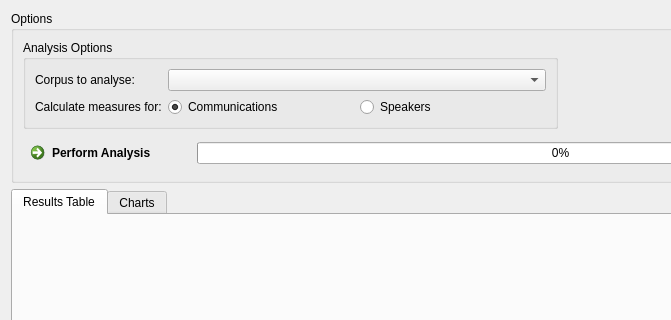
praaline/Praaline, file app/statistics/basic/StatisticsPluginBasicWidget.ui: the form before one commit; both pictures show x 0 to 671 and y 0 to 320 of the 947 by 666 pixel window.
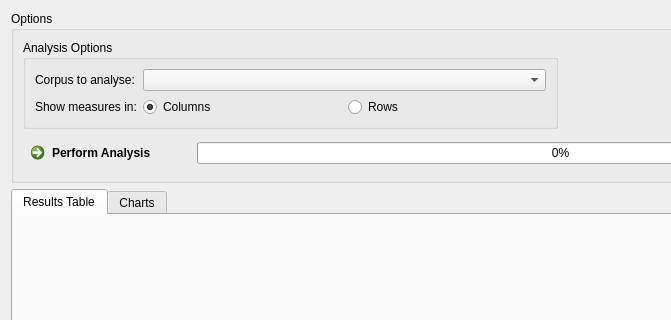
The form after the commit.

Commit message: Statistics horizontal-vertical tables

What changed in the file:
```diff
--- a/app/statistics/basic/StatisticsPluginBasicWidget.ui
+++ b/app/statistics/basic/StatisticsPluginBasicWidget.ui
@@ -93,7 +93,7 @@
          <item row="2" column="0">
           <widget class="QLabel" name="labelAnalysisObject">
            <property name="text">
-            <string>Calculate measures for:</string>
+            <string>Show measures in:</string>
            </property>
           </widget>
          </item>
@@ -105,7 +105,7 @@
            <item row="0" column="0">
             <widget class="QRadioButton" name="optionCommunications">
              <property name="text">
-              <string>Communications</string>
+              <string>Columns</string>
              </property>
              <property name="checked">
               <bool>true</bool>
@@ -115,7 +115,7 @@
            <item row="0" column="1">
             <widget class="QRadioButton" name="optionSpeakers">
              <property name="text">
-              <string>Speakers</string>
+              <string>Rows</string>
              </property>
             </widget>
            </item>
```
Left out of the diff: 4 changed lines with no effect on the pictures. The commit also changes 7 other files.
